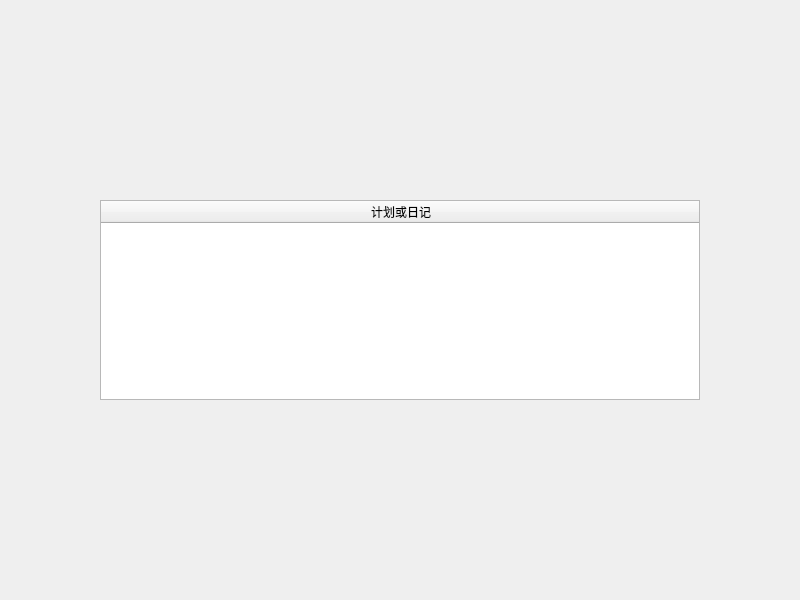
Arthur381/QTproject, file realProgect/win_cal_viewmc.ui: the form before one commit.
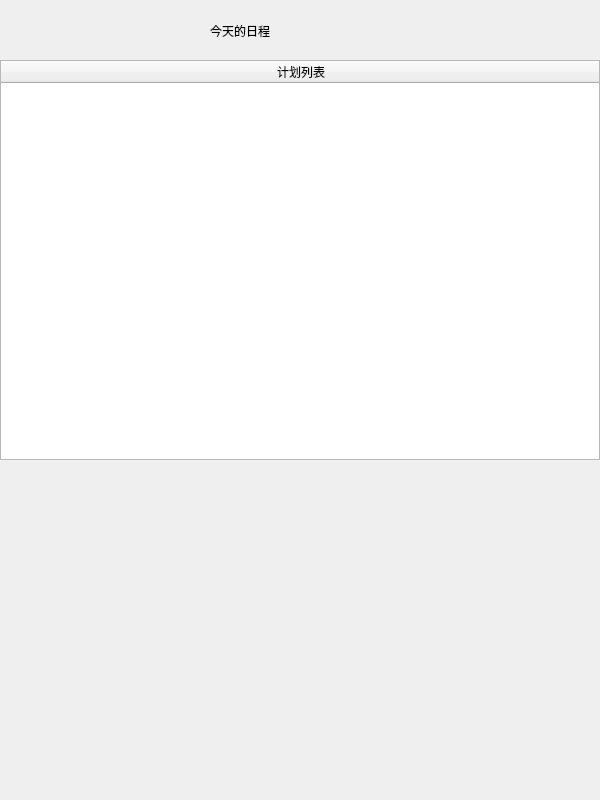
The form after the commit.

Commit message:
疯了一个
mc

Patch:
```diff
--- a/realProgect/win_cal_viewmc.ui
+++ b/realProgect/win_cal_viewmc.ui
@@ -6,20 +6,20 @@
    <rect>
     <x>0</x>
     <y>0</y>
-    <width>800</width>
-    <height>600</height>
+    <width>600</width>
+    <height>800</height>
    </rect>
   </property>
   <property name="minimumSize">
    <size>
-    <width>800</width>
-    <height>600</height>
+    <width>600</width>
+    <height>800</height>
    </size>
   </property>
   <property name="maximumSize">
    <size>
-    <width>800</width>
-    <height>600</height>
+    <width>600</width>
+    <height>800</height>
    </size>
   </property>
   <property name="windowTitle">
@@ -28,19 +28,25 @@
   <property name="styleSheet">
    <string notr="true"/>
   </property>
-  <layout class="QGridLayout" name="gridLayout">
-   <item row="0" column="0">
     <widget class="QTableWidget" name="tableWidget">
+   <property name="geometry">
+    <rect>
+     <x>0</x>
+     <y>60</y>
+     <width>600</width>
+     <height>400</height>
+    </rect>
+   </property>
      <property name="minimumSize">
       <size>
        <width>600</width>
-       <height>200</height>
+     <height>400</height>
       </size>
      </property>
      <property name="maximumSize">
       <size>
        <width>600</width>
-       <height>200</height>
+     <height>400</height>
       </size>
      </property>
      <property name="styleSheet">
@@ -72,12 +78,27 @@
      </attribute>
      <column>
       <property name="text">
-       <string>计划或日记</string>
+     <string>计划列表</string>
       </property>
      </column>
     </widget>
-   </item>
-  </layout>
+  <widget class="QLabel" name="label">
+   <property name="geometry">
+    <rect>
+     <x>210</x>
+     <y>5</y>
+     <width>201</width>
+     <height>51</height>
+    </rect>
+   </property>
+   <property name="styleSheet">
+    <string notr="true">
+font: 28pt &quot;华文琥珀&quot;;</string>
+   </property>
+   <property name="text">
+    <string>今天的日程</string>
+   </property>
+  </widget>
  </widget>
  <resources/>
  <connections/>
```
Left out of the diff: 3 changed lines with no effect on the pictures. Lines whose indentation alone changed are shown as unchanged. The commit also changes 1 other file.
